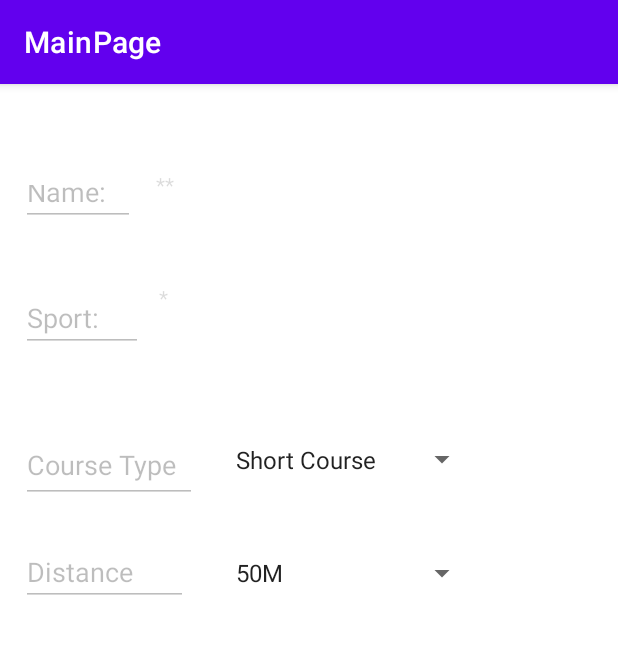
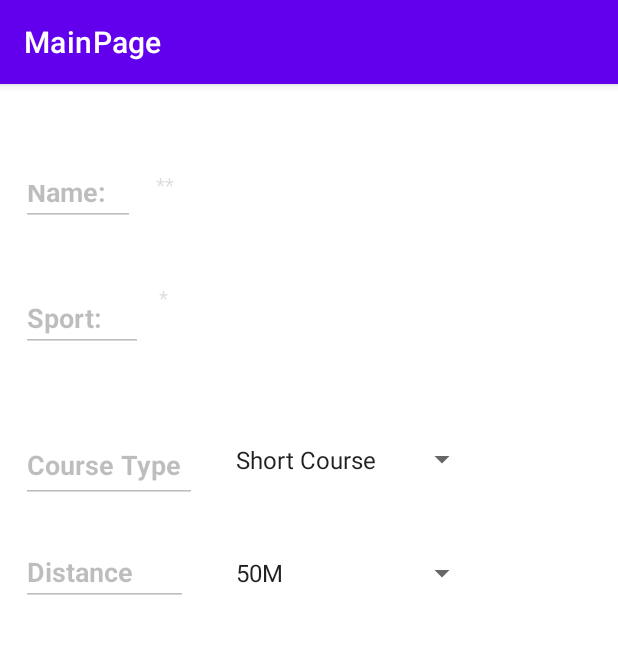
Before and after one commit to kowalchu1/COMP-3450-Project, an Android app: the MainPage screen opened directly, with no data from a screen before it, on a phone screen of 412 x 824 dp. Shown: the top 671 px of the screen. Run offline under Robolectric (Android 15) with nearby library versions, the phone set to English and light mode, and no system bars.

Commit message:
Linked the event button to Wolfpack Scheduling page

```diff
--- a/app/src/main/AndroidManifest.xml
+++ b/app/src/main/AndroidManifest.xml
@@ -14,10 +14,6 @@
             android:label="@string/title_activity_time"
             android:theme="@style/Theme.MyApplication.NoActionBar"></activity>
         <activity
-            android:name=".MainActivity"
-            android:label="@string/title_activity_main"
-            android:theme="@style/Theme.MyApplication.NoActionBar" />
-        <activity
             android:name=".MainPage"
             android:exported="true"
             android:label="@string/title_activity_main_page"
--- a/app/src/main/java/com/example/myapplication/MainPage.java
+++ b/app/src/main/java/com/example/myapplication/MainPage.java
@@ -40,6 +40,7 @@ public class MainPage extends AppCompatActivity {
         FloatingActionButton share = findViewById(R.id.Share);
         TextView nameView = findViewById(R.id.nameView);
         TextView descriptionView = findViewById(R.id.descriptionView);
+
 
         Spinner courseSpinner = findViewById(R.id.courseSpinner);
 // Create an ArrayAdapter using the string array and a default spinner layout
@@ -107,5 +108,9 @@ public class MainPage extends AppCompatActivity {
         Intent intent = new Intent(this, TimeActivity.class);
         startActivity(intent);
     }
+    public void openSite(View view){
+        Intent browserIntent = new Intent(Intent.ACTION_VIEW, Uri.parse("https://gowolfpack.ca/sports/swimming-and-diving/schedule"));
+        startActivity(browserIntent);
+    }
 
 }
--- a/app/src/main/res/layout/activity_main_page.xml
+++ b/app/src/main/res/layout/activity_main_page.xml
@@ -84,6 +84,7 @@
             android:layout_marginStart="16dp"
             android:layout_marginBottom="16dp"
             android:text="Events"
+            android:onClick="openSite"
             app:layout_constraintBottom_toBottomOf="parent"
             app:layout_constraintEnd_toEndOf="parent"
             app:layout_constraintHorizontal_bias="0.0"
@@ -108,8 +109,8 @@
             android:id="@+id/descriptionView"
             android:layout_width="104dp"
             android:layout_height="43dp"
+            android:enabled="false"
             android:text="*"
-            android:enabled="false"
             app:layout_constraintBottom_toTopOf="@+id/divider"
             app:layout_constraintEnd_toEndOf="parent"
             app:layout_constraintHorizontal_bias="0.345"
@@ -122,9 +123,10 @@
             android:layout_width="76dp"
             android:layout_height="37dp"
             android:ems="10"
+            android:enabled="false"
             android:inputType="textPersonName"
             android:text="Name:"
-            android:enabled="false"
+            android:textStyle="bold"
             app:layout_constraintBottom_toTopOf="@+id/divider"
             app:layout_constraintEnd_toEndOf="parent"
             app:layout_constraintHorizontal_bias="0.041"
@@ -137,9 +139,10 @@
             android:layout_width="81dp"
             android:layout_height="45dp"
             android:ems="10"
+            android:enabled="false"
             android:inputType="textPersonName"
             android:text="Sport:"
-            android:enabled="false"
+            android:textStyle="bold"
             app:layout_constraintBottom_toTopOf="@+id/divider"
             app:layout_constraintEnd_toEndOf="parent"
             app:layout_constraintHorizontal_bias="0.042"
@@ -163,9 +166,10 @@
             android:layout_width="117dp"
             android:layout_height="50dp"
             android:ems="10"
+            android:enabled="false"
             android:inputType="textPersonName"
             android:text="Course Type"
-            android:enabled="false"
+            android:textStyle="bold"
             app:layout_constraintBottom_toTopOf="@+id/divider"
             app:layout_constraintEnd_toEndOf="parent"
             app:layout_constraintHorizontal_bias="0.047"
@@ -189,9 +193,10 @@
             android:layout_width="111dp"
             android:layout_height="42dp"
             android:ems="10"
+            android:enabled="false"
             android:inputType="textPersonName"
             android:text="Distance"
-            android:enabled="false"
+            android:textStyle="bold"
             app:layout_constraintBottom_toTopOf="@+id/divider"
             app:layout_constraintEnd_toEndOf="parent"
             app:layout_constraintHorizontal_bias="0.046"
```
